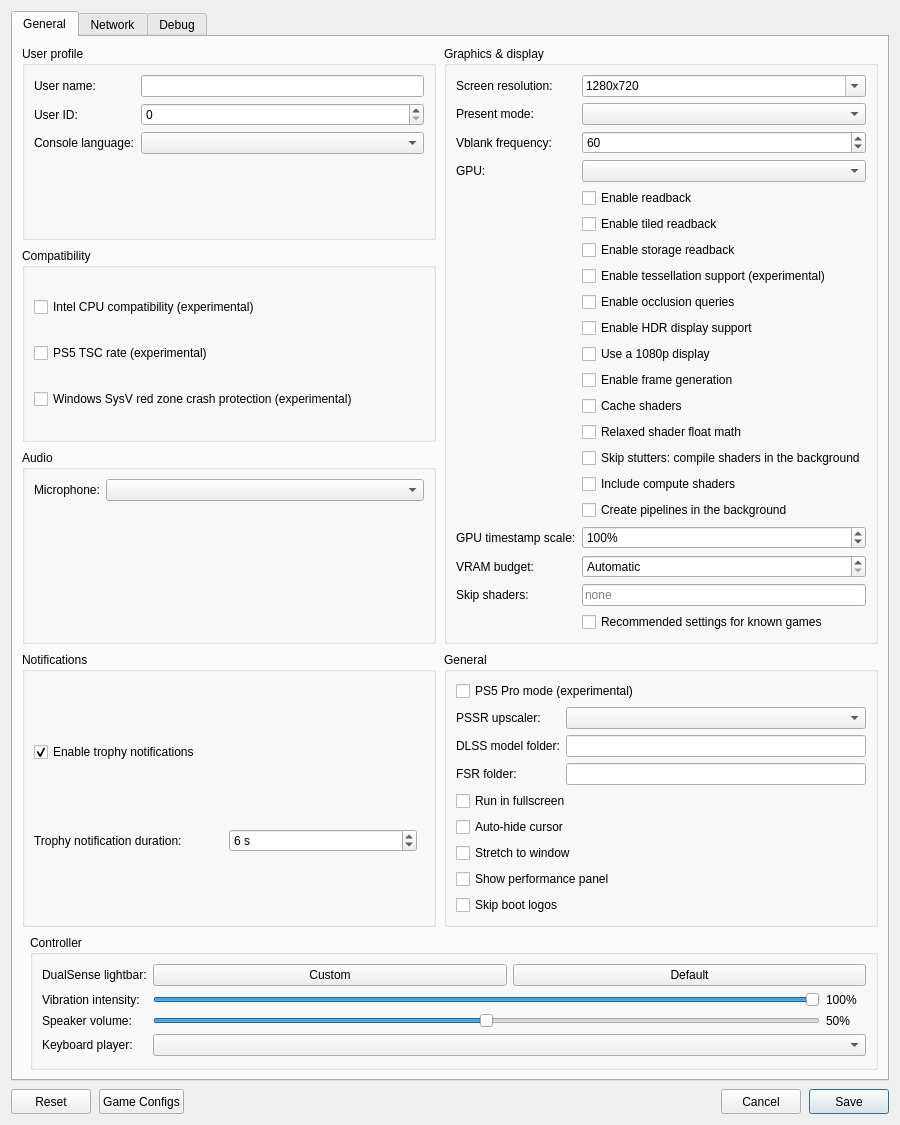
Before: the Qt Designer form src/launcher/forms/configuration_edit_dialog.ui in vsajjadx/KytyPS5, drawn with Qt 5.
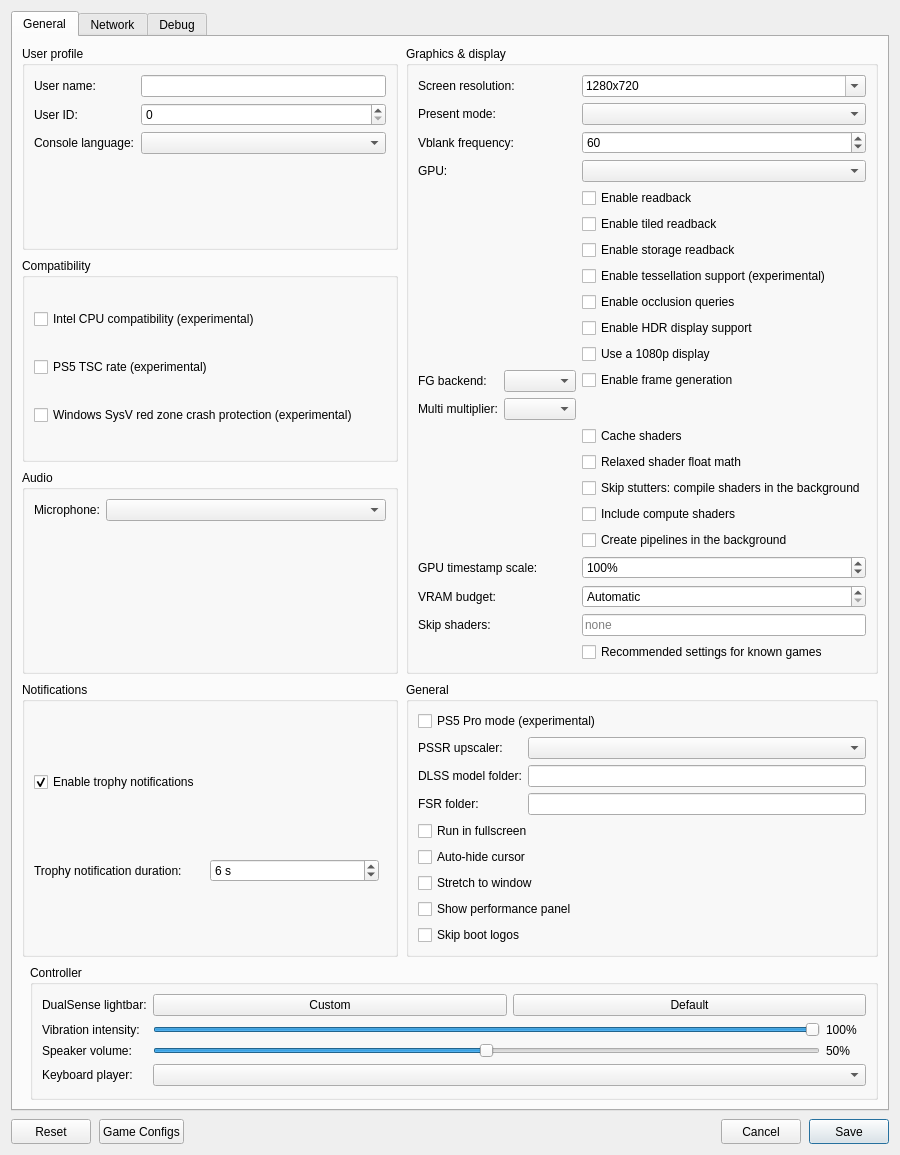
After: the same form once the commit is applied. Custom widgets are drawn as their Qt base class.

Commit message: Add experimental Multi frame generation at 2x through 6x

What changed in the file:
```diff
--- a/src/launcher/forms/configuration_edit_dialog.ui
+++ b/src/launcher/forms/configuration_edit_dialog.ui
@@ -203,6 +203,14 @@
               <property name="text"><string>Use a 1080p display</string></property>
              </widget>
             </item>
+            <item row="12" column="0">
+             <layout class="QFormLayout" name="frameGenerationLayout">
+              <item row="0" column="0"><widget class="QLabel" name="label_frame_generation_backend"><property name="text"><string>FG backend:</string></property></widget></item>
+              <item row="0" column="1"><widget class="QComboBox" name="comboBox_frame_generation_backend"><property name="toolTip"><string>FSR produces one generated frame. Multi is experimental. The selected backend is used only when frame generation is enabled.</string></property></widget></item>
+              <item row="1" column="0"><widget class="QLabel" name="label_frame_generation_multiplier"><property name="text"><string>Multi multiplier:</string></property></widget></item>
+              <item row="1" column="1"><widget class="QComboBox" name="comboBox_frame_generation_multiplier"><property name="toolTip"><string>Requested total frames per game frame, including the real frame. Applies only to Multi. Actual presentations depend on eligibility and display pacing; this is not game FPS.</string></property></widget></item>
+             </layout>
+            </item>
             <item row="12" column="1">
              <widget class="QCheckBox" name="checkBox_frame_generation">
               <property name="toolTip"><string>Show an AMD FSR 3.1 generated frame between game frames when the game runs below the display rate. Toggle in game with F3.</string></property>
```
Left out of the diff: 2 changed lines with no effect on the pictures. The commit also changes 44 other files.
